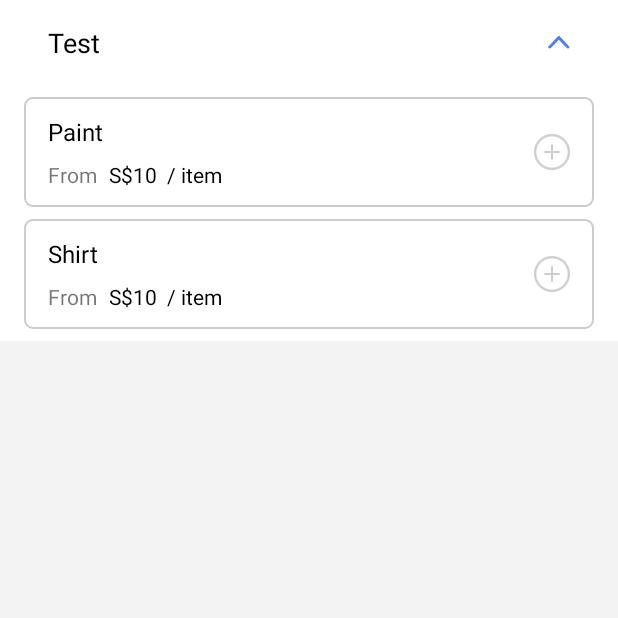
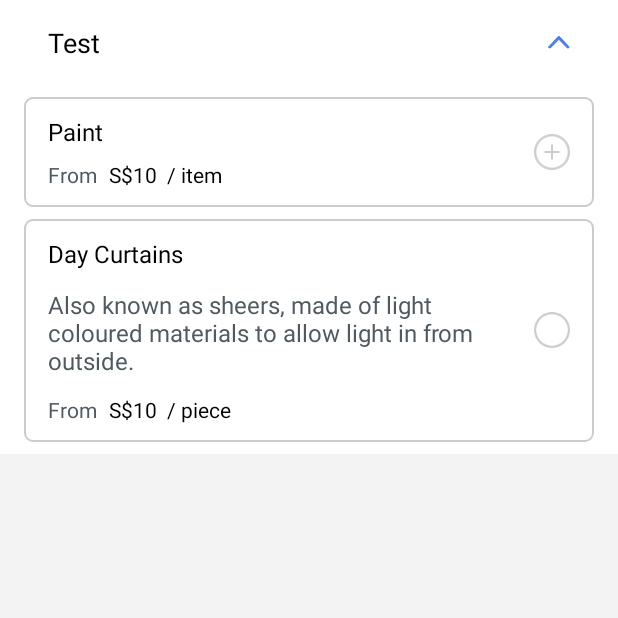
Before and after one commit to tructran2359/spapp, an Android app: the fragment CategoryFragment shown on its own in the app's theme, on a phone screen of 412 x 824 dp, the top half of it. Run offline under Robolectric (Android 15) with nearby library versions, the phone set to English and light mode, and no system bars.

Commit message:
VMLSINPOW-113 - Create check box item

```diff
--- a/SPApp/app/src/main/java/com/spgroup/spapp/domain/model/ServiceItem.kt
+++ b/SPApp/app/src/main/java/com/spgroup/spapp/domain/model/ServiceItem.kt
@@ -24,6 +24,7 @@ class CheckBoxServiceItem(
         override var name: String,
         override var price: Int,
         override var unit: String,
+        var description: String,
         var selected: Boolean
 
 ): ServiceItem(name, price, unit) {
--- a/SPApp/app/src/main/java/com/spgroup/spapp/presentation/adapter/CategoryServiceAdapter.kt
+++ b/SPApp/app/src/main/java/com/spgroup/spapp/presentation/adapter/CategoryServiceAdapter.kt
@@ -6,6 +6,9 @@ import android.view.View
 import android.view.ViewGroup
 import com.spgroup.spapp.R
 import com.spgroup.spapp.domain.model.CategoryService
+import com.spgroup.spapp.domain.model.CheckBoxServiceItem
+import com.spgroup.spapp.domain.model.CounterServiceItem
+import com.spgroup.spapp.presentation.view.ServiceItemViewCheckBox
 import com.spgroup.spapp.presentation.view.ServiceItemViewCounter
 import kotlinx.android.synthetic.main.layout_service.view.*
 
@@ -72,7 +75,17 @@ class CategoryServiceAdapter: RecyclerView.Adapter<CategoryServiceAdapter.Servic
                     ll_item_container.removeAllViews()
                     val itemCount = service.listItem.size
                     for (i in 0 until itemCount) {
-                        ll_item_container.addView(ServiceItemViewCounter(itemView.context, service.listItem[i]))
+                        val item = service.listItem[i]
+                        when (item) {
+                            is CounterServiceItem -> {
+                                ll_item_container.addView(ServiceItemViewCounter(itemView.context, item))
+                            }
+
+                            is CheckBoxServiceItem -> {
+                                ll_item_container.addView(ServiceItemViewCheckBox(itemView.context, item))
+                            }
+                        }
+
                     }
 
                     iv_collapse.setImageResource(R.drawable.arrow_up_blue)
--- a/SPApp/app/src/main/java/com/spgroup/spapp/presentation/fragment/CategoryFragment.kt
+++ b/SPApp/app/src/main/java/com/spgroup/spapp/presentation/fragment/CategoryFragment.kt
@@ -7,6 +7,7 @@ import android.view.View
 import android.view.ViewGroup
 import com.spgroup.spapp.R
 import com.spgroup.spapp.domain.model.CategoryService
+import com.spgroup.spapp.domain.model.CheckBoxServiceItem
 import com.spgroup.spapp.domain.model.CounterServiceItem
 import com.spgroup.spapp.presentation.adapter.CategoryServiceAdapter
 import kotlinx.android.synthetic.main.fragment_category.*
@@ -48,8 +49,18 @@ class CategoryFragment: BaseFragment() {
     override fun onViewCreated(view: View, savedInstanceState: Bundle?) {
         super.onViewCreated(view, savedInstanceState)
 
-        val item1 = CounterServiceItem("Paint", 10, " / item")
-        val item2 = CounterServiceItem("Shirt", 10, " / item")
+        val item1 = CounterServiceItem(
+                "Paint",
+                10,
+                " / item")
+
+        val item2 = CheckBoxServiceItem(
+                "Day Curtains",
+                10,
+                " / piece",
+                "Also known as sheers, made of light coloured materials to allow light in from outside.",
+                false)
+
         val data1 = CategoryService("Test", mutableListOf(item1, item2), true)
         val fakeData = mutableListOf(data1)
 
--- /dev/null
+++ b/SPApp/app/src/main/java/com/spgroup/spapp/presentation/view/ServiceItemViewCheckBox.kt
@@ -0,0 +1,40 @@
+package com.spgroup.spapp.presentation.view
+
+import android.content.Context
+import android.view.LayoutInflater
+import com.spgroup.spapp.R
+import com.spgroup.spapp.domain.model.CheckBoxServiceItem
+import com.spgroup.spapp.domain.model.ServiceItem
+import com.spgroup.spapp.extension.getFormatedItemPrice
+import kotlinx.android.synthetic.main.layout_service_item_check_box.view.*
+
+class ServiceItemViewCheckBox: ServiceItemView {
+
+    ///////////////////////////////////////////////////////////////////////////
+    // Property
+    ///////////////////////////////////////////////////////////////////////////
+
+    var serviceItem: CheckBoxServiceItem
+
+    ///////////////////////////////////////////////////////////////////////////
+    // Constructor
+    ///////////////////////////////////////////////////////////////////////////
+
+    constructor(context: Context, item: ServiceItem): super(context, item) {
+        serviceItem = item as CheckBoxServiceItem
+        init()
+    }
+
+    ///////////////////////////////////////////////////////////////////////////
+    // Other
+    ///////////////////////////////////////////////////////////////////////////
+
+    fun init() {
+        LayoutInflater.from(context).inflate(R.layout.layout_service_item_check_box, this, true)
+        tv_name.setText(serviceItem.name)
+        tv_price.setText(serviceItem.price.getFormatedItemPrice(serviceItem.unit))
+        tv_description.setText(serviceItem.description)
+
+    }
+
+}
--- /dev/null
+++ b/SPApp/app/src/main/res/drawable/selector_checkbox.xml
@@ -0,0 +1,7 @@
+<?xml version="1.0" encoding="utf-8"?>
+<selector xmlns:android="http://schemas.android.com/apk/res/android">
+
+    <item android:state_selected="true" android:drawable="@drawable/checkbox_yes"/>
+    <item android:state_selected="false" android:drawable="@drawable/checkbox_no"/>
+
+</selector>
--- /dev/null
+++ b/SPApp/app/src/main/res/layout/layout_service_item_check_box.xml
@@ -0,0 +1,80 @@
+<?xml version="1.0" encoding="utf-8"?>
+<RelativeLayout
+    xmlns:android="http://schemas.android.com/apk/res/android"
+    xmlns:tools="http://schemas.android.com/tools"
+    tools:ignore="MissingPrefix"
+    android:layout_width="match_parent"
+    android:layout_height="wrap_content"
+    android:background="@drawable/selector_service_item"
+    android:paddingLeft="@dimen/service_item_horz_spacing"
+    android:layout_marginTop="@dimen/service_item_space_between_items"
+    >
+
+    <TextView
+        android:id="@+id/tv_name"
+        android:layout_width="match_parent"
+        android:layout_height="wrap_content"
+        android:maxLines="1"
+        android:textColor="@color/black"
+        android:textSize="@dimen/text_size_h5"
+        android:layout_marginTop="@dimen/service_item_vert_spacing"
+        android:layout_toLeftOf="@id/fl_check_container"
+        fontPath="@string/font_book"
+
+        android:text="Day Curtains"
+        />
+
+    <TextView
+        android:id="@+id/tv_description"
+        android:layout_width="match_parent"
+        android:layout_height="wrap_content"
+        android:layout_below="@+id/tv_name"
+        android:layout_marginTop="@dimen/service_item_vert_spacing"
+        android:layout_toLeftOf="@id/fl_check_container"
+        android:textSize="@dimen/text_size_paragraph"
+        android:textColor="@color/color_ui02"
+        fontPath="@string/font_regular"
+
+        android:text="Also known as sheers, made of light coloured materials to allow light in from outside."
+        />
+
+    <TextView
+        style="@style/textServiceItemFrom"
+        android:id="@+id/tv_from"
+        android:layout_marginTop="@dimen/service_item_vert_spacing"
+        android:layout_marginBottom="@dimen/service_item_vert_spacing"
+        android:layout_below="@+id/tv_description"
+        />
+
+    <TextView
+        style="@style/textServiceItemPrice"
+        android:id="@+id/tv_price"
+        android:layout_alignBaseline="@+id/tv_from"
+        android:layout_toRightOf="@id/tv_from"
+        android:layout_toLeftOf="@id/fl_check_container"
+        android:layout_marginLeft="@dimen/service_item_price_spacing"
+
+        android:text="S$6 / item"
+        />
+
+    <FrameLayout
+        android:id="@+id/fl_check_container"
+        android:layout_width="wrap_content"
+        android:layout_height="wrap_content"
+        android:paddingLeft="@dimen/service_item_horz_spacing"
+        android:paddingRight="@dimen/service_item_horz_spacing"
+        android:paddingTop="@dimen/service_item_vert_spacing"
+        android:paddingBottom="@dimen/service_item_vert_spacing"
+        android:layout_alignParentRight="true"
+        android:layout_centerVertical="true"
+        >
+
+        <ImageView
+            android:id="@+id/iv_check"
+            android:layout_width="@dimen/common_icon_size"
+            android:layout_height="@dimen/common_icon_size"
+            android:src="@drawable/selector_checkbox"
+            />
+    </FrameLayout>
+
+</RelativeLayout>
--- a/SPApp/app/src/main/res/layout/layout_service_item_counter.xml
+++ b/SPApp/app/src/main/res/layout/layout_service_item_counter.xml
@@ -6,8 +6,8 @@
     android:layout_width="match_parent"
     android:layout_height="wrap_content"
     android:background="@drawable/selector_service_item"
-    android:layout_marginTop="@dimen/common_spacing_x2"
-    android:paddingLeft="@dimen/common_spacing_x4"
+    android:layout_marginTop="@dimen/service_item_space_between_items"
+    android:paddingLeft="@dimen/service_item_horz_spacing"
     tools:ignore="MissingPrefix"
     >
 
@@ -17,7 +17,7 @@
         android:layout_height="wrap_content"
         android:src="@drawable/delete"
         android:layout_centerVertical="true"
-        android:layout_marginRight="@dimen/common_spacing_x4"
+        android:layout_marginRight="@dimen/service_item_horz_spacing"
         android:visibility="gone"
         />
 
@@ -30,33 +30,25 @@
         android:textColor="@color/black"
         android:text="Blouse"
         android:layout_toRightOf="@+id/iv_delete"
-        android:layout_marginTop="@dimen/common_spacing_x3"
+        android:layout_marginTop="@dimen/service_item_vert_spacing"
         android:layout_marginBottom="@dimen/common_spacing_x2"
         fontPath="@string/font_book"
         />
 
     <TextView
+        style="@style/textServiceItemFrom"
         android:id="@+id/tv_from"
-        android:layout_width="wrap_content"
-        android:layout_height="wrap_content"
         android:layout_toRightOf="@+id/iv_delete"
         android:layout_below="@+id/tv_name"
-        android:layout_marginBottom="@dimen/common_spacing_x3"
-        android:layout_marginRight="@dimen/common_spacing_x2"
-        android:text="@string/from"
-        fontPath="@string/font_regular"
-        android:textSize="@dimen/text_size_caption"
+        android:layout_marginBottom="@dimen/service_item_vert_spacing"
+        android:layout_marginRight="@dimen/service_item_price_spacing"
         />
 
     <TextView
+        style="@style/textServiceItemPrice"
         android:id="@+id/tv_price"
-        android:layout_width="wrap_content"
-        android:layout_height="wrap_content"
         android:layout_toRightOf="@+id/tv_from"
         android:layout_alignBaseline="@+id/tv_from"
-        android:textColor="@color/black"
-        android:textSize="@dimen/text_size_caption"
-        fontPath="@string/font_book"
 
         android:text="S$6 / item"
         />
@@ -67,7 +59,7 @@
         android:layout_height="wrap_content"
         android:layout_alignParentRight="true"
         android:layout_centerVertical="true"
-        android:padding="@dimen/common_spacing_x4"
+        android:padding="@dimen/service_item_horz_spacing"
         >
 
         <ImageView
--- a/SPApp/app/src/main/res/values/dimens.xml
+++ b/SPApp/app/src/main/res/values/dimens.xml
@@ -19,6 +19,7 @@
 
     <dimen name="text_size_menu">18sp</dimen>
     <dimen name="text_size_caption">14sp</dimen>
+    <dimen name="text_size_paragraph">16sp</dimen>
 
     <dimen name="line_width">1dp</dimen>
 
@@ -26,5 +27,9 @@
     <dimen name="partner_detail_summary_section_height">70dp</dimen>
     <dimen name="indicator_size">10dp</dimen>
     <dimen name="service_name_margin_left">32dp</dimen>
+    <dimen name="service_item_horz_spacing">16dp</dimen>
+    <dimen name="service_item_vert_spacing">12dp</dimen>
+    <dimen name="service_item_price_spacing">8dp</dimen>
+    <dimen name="service_item_space_between_items">8dp</dimen>
 
 </resources>
--- a/SPApp/app/src/main/res/values/styles.xml
+++ b/SPApp/app/src/main/res/values/styles.xml
@@ -21,4 +21,21 @@
         <item name="android:textColor">@color/color_ui06</item>
     </style>
 
+    <style name="textServiceItemFrom">
+        <item name="android:layout_width">wrap_content</item>
+        <item name="android:layout_height">wrap_content</item>
+        <item name="android:text">@string/from</item>
+        <item name="android:textSize">@dimen/text_size_caption</item>
+        <item name="android:textColor">@color/color_ui02</item>
+        <item name="fontPath">@string/font_regular</item>
+    </style>
+
+    <style name="textServiceItemPrice">
+        <item name="android:layout_width">wrap_content</item>
+        <item name="android:layout_height">wrap_content</item>
+        <item name="android:textColor">@color/black</item>
+        <item name="android:textSize">@dimen/text_size_h6</item>
+        <item name="fontPath">@string/font_book</item>
+    </style>
+
 </resources>
```
Also changed, not shown: SPApp/app/src/main/res/drawable-mdpi/checkbox_no.png (added), SPApp/app/src/main/res/drawable-mdpi/checkbox_yes.png (added), SPApp/app/src/main/res/drawable-xhdpi/checkbox_no.png (added), SPApp/app/src/main/res/drawable-xhdpi/checkbox_yes.png (added), SPApp/app/src/main/res/drawable-xxhdpi/checkbox_no.png (added), SPApp/app/src/main/res/drawable-xxhdpi/checkbox_yes.png (added).
